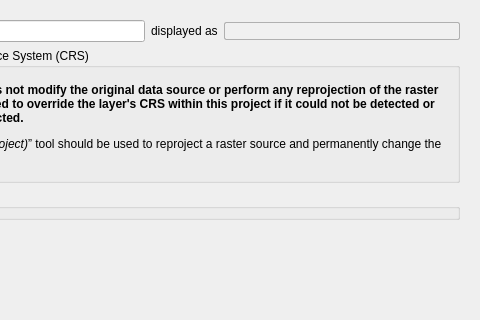
Above: src/ui/qgsrasterlayerpropertiesbase.ui from qgis/QGIS before the change; both pictures show x 335 to 815 and y 0 to 320 of the 815 by 730 pixel window. Below: the same form after it.
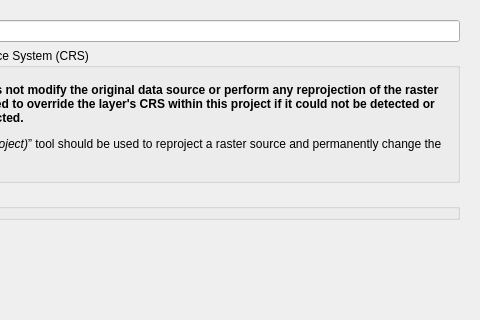
That is the form after the change. The open tabs and pages were chosen to show the change. Icons and pictures are not drawn. Custom widgets are drawn as their Qt base class.

Commit message:
Remove "Display As" control from layer properties dialogs
This is a weird legacy control, which is read only and which just
shows a copy of the layer name with _ replaced by space. It has
no impact on anything else!

What changed in the file:
```diff
--- a/src/ui/qgsrasterlayerpropertiesbase.ui
+++ b/src/ui/qgsrasterlayerpropertiesbase.ui
@@ -316,26 +316,6 @@
                  <item>
                   <widget class="QLineEdit" name="mLayerOrigNameLineEd"/>
                  </item>
-                 <item>
-                  <widget class="QLabel" name="label_9">
-                   <property name="text">
-                    <string>displayed as</string>
-                   </property>
-                  </widget>
-                 </item>
-                 <item>
-                  <widget class="QLineEdit" name="leDisplayName">
-                   <property name="styleSheet">
-                    <string notr="true">color: #505050;
-background-color: #F0F0F0;
-border: 1px solid #B0B0B0;
-border-radius: 2px;</string>
-                   </property>
-                   <property name="readOnly">
-                    <bool>true</bool>
-                   </property>
-                  </widget>
-                 </item>
                 </layout>
                </item>
                <item>
```
Left out of the diff: 1 changed line with no effect on the pictures. The commit also changes 11 other files.
